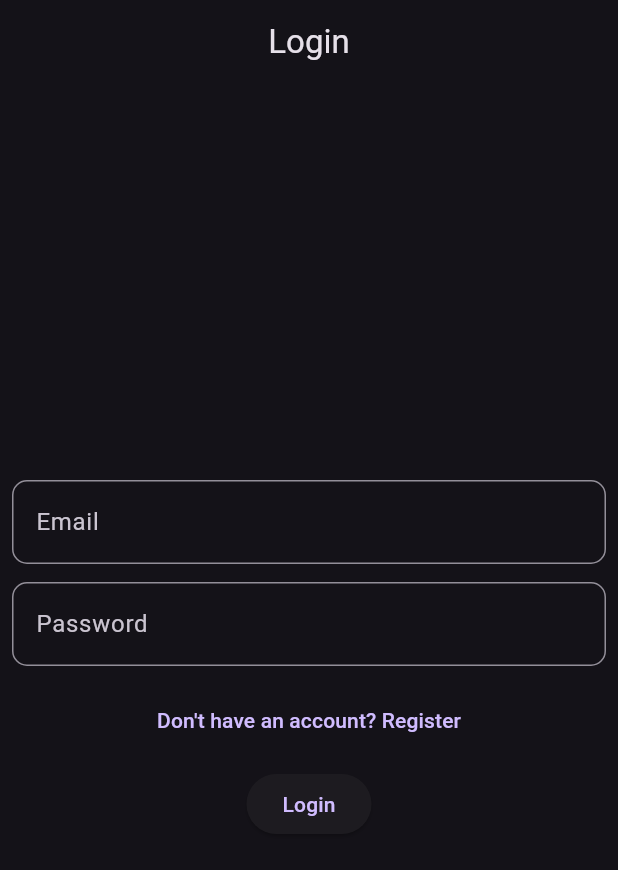
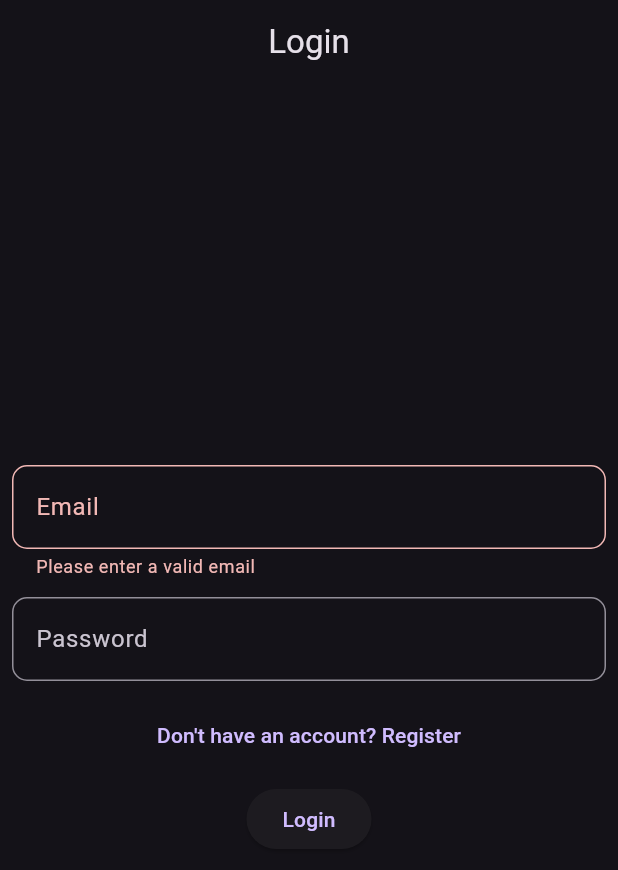
Before and after one commit to MananGandhi1810/flutter-auth-template, a Flutter app: the screen it shows after launch, after a tap on "Don't have an account? Register", after a tap on "Already have an account? Login", after a tap on "Login", on a phone screen of 412 x 824 dp. Shown: the top 870 px of the screen. Run offline on Flutter 3.47's test engine with Material 3 defaults, Android fonts, the phone set to English and light mode, and no system bars; our stand-ins replace dio, flutter_secure_storage, gap, go_router; accounts and stored records are empty.

Commit message:
Feat: Added validation to email fields

```diff
--- a/lib/presentation/auth/login_page.dart
+++ b/lib/presentation/auth/login_page.dart
@@ -1,9 +1,10 @@
-import 'package:auth_template/providers/auth.dart';
 import 'package:flutter/material.dart';
 import 'package:gap/gap.dart';
 import 'package:go_router/go_router.dart';
 import 'package:provider/provider.dart';
 
+import '../../providers/auth.dart';
+import '../../utils/validators.dart';
 import '../../models/network_response.dart';
 
 class LoginPage extends StatefulWidget {
@@ -41,6 +42,12 @@ class _LoginPageState extends State<LoginPage> {
                     ),
                     label: const Text("Email"),
                   ),
+                  validator: (value) {
+                    if (!Validators.validateEmail(value ?? "")) {
+                      return "Please enter a valid email";
+                    }
+                    return null;
+                  },
                 ),
                 const Gap(12),
                 TextFormField(
--- a/lib/presentation/auth/register_page.dart
+++ b/lib/presentation/auth/register_page.dart
@@ -5,6 +5,7 @@ import 'package:go_router/go_router.dart';
 import 'package:provider/provider.dart';
 
 import '../../models/network_response.dart';
+import '../../utils/validators.dart';
 
 class RegisterPage extends StatefulWidget {
   const RegisterPage({super.key});
@@ -52,6 +53,12 @@ class _RegisterPageState extends State<RegisterPage> {
                     ),
                     label: const Text("Email"),
                   ),
+                  validator: (value) {
+                    if (!Validators.validateEmail(value ?? "")) {
+                      return "Please enter a valid email";
+                    }
+                    return null;
+                  },
                 ),
                 const Gap(12),
                 TextFormField(
--- /dev/null
+++ b/lib/utils/validators.dart
@@ -0,0 +1,8 @@
+class Validators {
+  static final RegExp _emailRegex = RegExp(
+      r"^[a-zA-Z0-9.a-zA-Z0-9.!#$%&'*+-/=?^_`{|}~]+@[a-zA-Z0-9]+\.[a-zA-Z]+");
+
+  static bool validateEmail(String value) {
+    return _emailRegex.hasMatch(value);
+  }
+}
```
